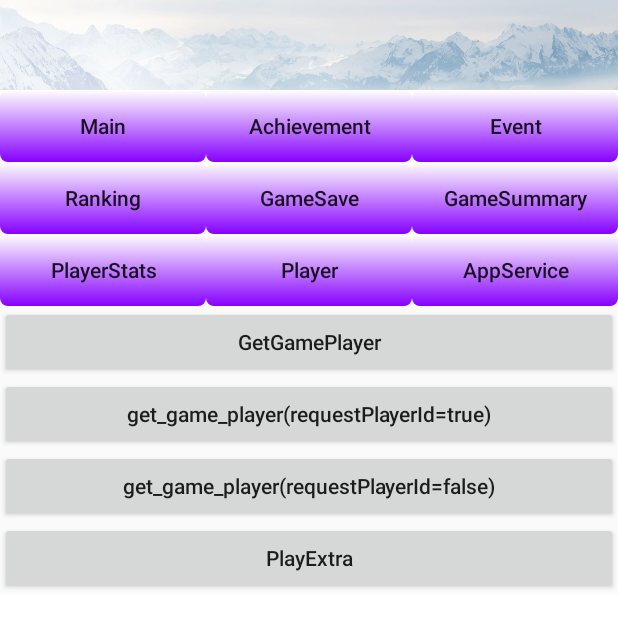
After one commit to HMS-Core/hms-game-demo, an Android app: the layout activity_player.xml on its own in the app's theme, with its tools: preview values and no code run, on a phone screen of 412 x 824 dp. The commit adds this screen. Shown: the top 627 px of the screen. Run offline under Robolectric (Android 15) with nearby library versions, the light colour scheme and no system bars.

Commit message:
Add player function

```diff
--- a/TestApp/src/main/java/com/huawei/hms/game/MainActivity.java
+++ b/TestApp/src/main/java/com/huawei/hms/game/MainActivity.java
@@ -46,6 +46,7 @@ import com.huawei.hms.support.account.AccountAuthManager;
 import com.huawei.hms.support.account.request.AccountAuthParams;
 import com.huawei.hms.support.account.result.AccountAuthResult;
 import com.huawei.hms.support.account.result.AuthAccount;
+import com.huawei.hms.utils.ResourceLoaderUtil;
 import com.huawei.updatesdk.service.appmgr.bean.ApkUpgradeInfo;
 import com.huawei.updatesdk.service.otaupdate.CheckUpdateCallBack;
 
--- /dev/null
+++ b/TestApp/src/main/res/layout/activity_player.xml
@@ -0,0 +1,74 @@
+<?xml version="1.0" encoding="utf-8"?>
+<LinearLayout
+    xmlns:android="http://schemas.android.com/apk/res/android"
+    android:layout_width="match_parent"
+    android:layout_height="match_parent"
+    android:orientation="vertical">
+    <include layout="@layout/layout_head" />
+
+
+    <ScrollView
+        android:layout_width="match_parent"
+        android:layout_height="match_parent">
+
+        <LinearLayout
+            android:layout_width="match_parent"
+            android:layout_height="wrap_content"
+            android:orientation="vertical">
+            <LinearLayout
+                android:layout_width="match_parent"
+                android:layout_height="wrap_content"
+                android:orientation="horizontal">
+
+                <Button
+                    android:id="@+id/btn_get_game_player"
+                    android:layout_width="0dp"
+                    android:layout_height="wrap_content"
+                    android:layout_weight="1"
+                    android:text="@string/get_game_player"
+                    android:textAllCaps="false" />
+            </LinearLayout>
+
+            <LinearLayout
+                android:layout_width="match_parent"
+                android:layout_height="wrap_content"
+                android:orientation="horizontal">
+                <Button
+                    android:id="@+id/btn_get_game_player_true"
+                    android:layout_width="0dp"
+                    android:layout_weight="1"
+                    android:layout_height="wrap_content"
+                    android:textAllCaps="false"
+                    android:text="@string/get_game_player_true"/>
+            </LinearLayout>
+
+            <LinearLayout
+                android:layout_width="match_parent"
+                android:layout_height="wrap_content"
+                android:orientation="horizontal">
+                <Button
+                    android:id="@+id/btn_get_game_player_false"
+                    android:layout_width="0dp"
+                    android:layout_height="wrap_content"
+                    android:layout_weight="1"
+                    android:text="@string/get_game_player_false"
+                    android:textAllCaps="false" />
+            </LinearLayout>
+
+            <LinearLayout
+                android:layout_width="match_parent"
+                android:layout_height="wrap_content"
+                android:orientation="horizontal">
+                <Button
+                    android:id="@+id/btn_play_extra"
+                    android:layout_width="0dp"
+                    android:layout_weight="1"
+                    android:layout_height="wrap_content"
+                    android:textAllCaps="false"
+                    android:text="@string/play_extra"/>
+            </LinearLayout>
+
+            <include layout="@layout/layout_bottom" />
+        </LinearLayout>
+    </ScrollView>
+</LinearLayout>
--- a/TestApp/src/main/res/layout/layout_head.xml
+++ b/TestApp/src/main/res/layout/layout_head.xml
@@ -97,6 +97,26 @@
             android:minWidth="60dp"
             android:textAllCaps="false"
             android:text="@string/title_activity_playerstats" />
+
+        <Button
+            android:id="@+id/btn_get_player_info"
+            android:layout_width="0dp"
+            android:layout_height="wrap_content"
+            android:layout_weight="1"
+            android:background="@drawable/button_color"
+            android:minWidth="60dp"
+            android:textAllCaps="false"
+            android:text="@string/title_activity_player"/>
+
+        <Button
+            android:id="@+id/btn_app_service"
+            android:layout_width="0dp"
+            android:layout_height="wrap_content"
+            android:layout_weight="1"
+            android:background="@drawable/button_color"
+            android:minWidth="60dp"
+            android:textAllCaps="false"
+            android:text="@string/title_app_service"/>
     </LinearLayout>
 
 </LinearLayout>
--- a/TestApp/src/main/res/values/strings.xml
+++ b/TestApp/src/main/res/values/strings.xml
@@ -9,6 +9,8 @@
     <string name="title_activity_achievement_list">AchievementListActivity</string>
     <string name="title_activity_gamesummary">GameSummary</string>
     <string name="title_activity_playerstats">PlayerStats</string>
+    <string name="title_activity_player">Player</string>
+    <string name="title_app_service">AppService</string>
     <string name="report_immediate">reportImmediate</string>
     <string name="unlock">Unlock</string>
     <string name="reveal">Reveal</string>
@@ -19,11 +21,9 @@
     <string name="ok">OK</string>
     <string name="init">Init</string>
     <string name="sign_in">SignIn</string>
-    <string name="get_current_player">GetCurrentPlayer</string>
     <string name="is_real_time">IsRealTime</string>
     <string name="get_current_player_stats">GetCurrentPlayerStats</string>
     <string name="get_cache_player_id">GetCachePlayerId</string>
-    <string name="save_player">SavePlayerInfo</string>
     <string name="getAchievementIntent">AchievementIntent</string>
     <string name="load_achievement">LoadAchievement</string>
     <string name="load_achievement_off">LoadAchievementOff</string>
@@ -57,10 +57,17 @@
     <string name="archive_list">Archives</string>
     <string name="archive_get_max_image_size">getMaxImageSize</string>
     <string name="archive_get_max_file_size">getMaxFileSize</string>
+    <string name="get_miss_product_list">GetMissProductInfo</string>
+
+    <string name="get_current_player">GetCurrentPlayer</string>
+    <string name="get_game_player">GetGamePlayer</string>
+    <string name="get_game_player_true">get_game_player(requestPlayerId=true)</string>
+    <string name="get_game_player_false">get_game_player(requestPlayerId=false)</string>
+    <string name="save_player">SavePlayerInfo</string>
+    <string name="play_extra">PlayExtra</string>
 
     <!--<string name="game_begin">GameBegin</string>
     <string name="game_end">GameEnd</string>
-    <string name="play_extra">PlayExtra</string>
     <string name="anti_addiction">anti-addiction(only for chinese mainland)</string>-->
     <string name="rank_intent">rank intent</string>
     <string name="rank_data">rank data</string>
```
Also changed, not shown: TestApp/src/main/AndroidManifest.xml (+0 -8 lines), TestApp/src/main/java/com/huawei/hms/game/appservice/AppServiceActivity.java (added, +78 -0 lines), TestApp/src/main/java/com/huawei/hms/game/common/BaseActivity.java (+16 -0 lines), TestApp/src/main/java/com/huawei/hms/game/player/PlayerActivity.java (added, +180 -0 lines), TestApp/src/main/res/layout/activity_app_service.xml (added, +35 -0 lines), 1 other file.
